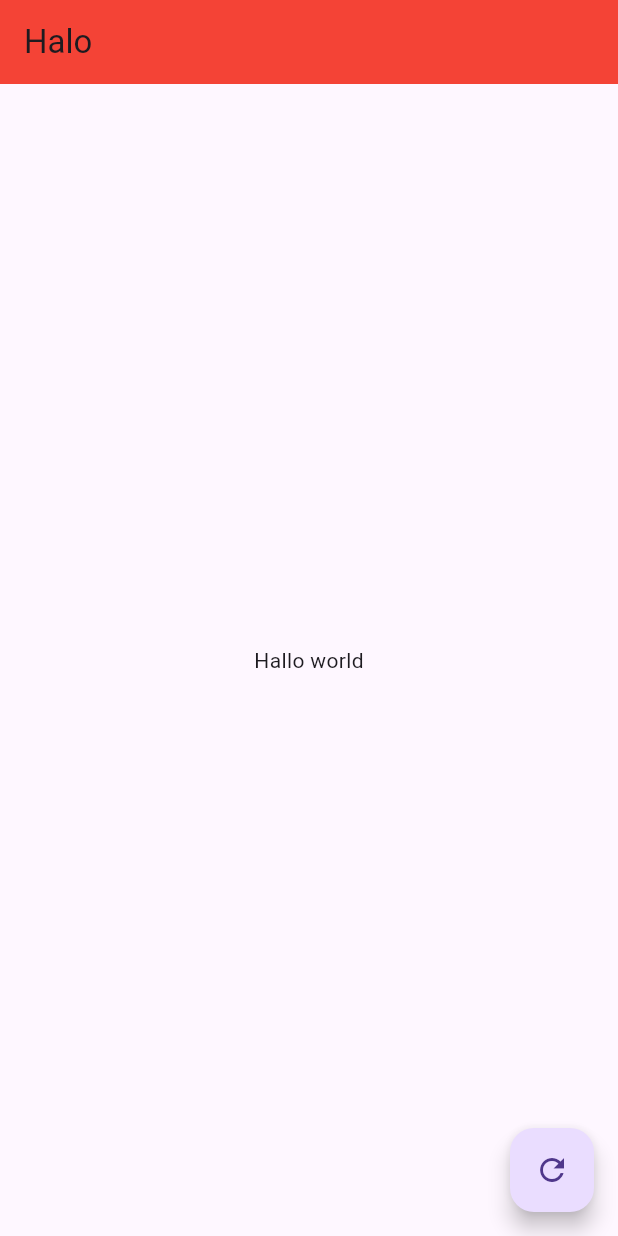
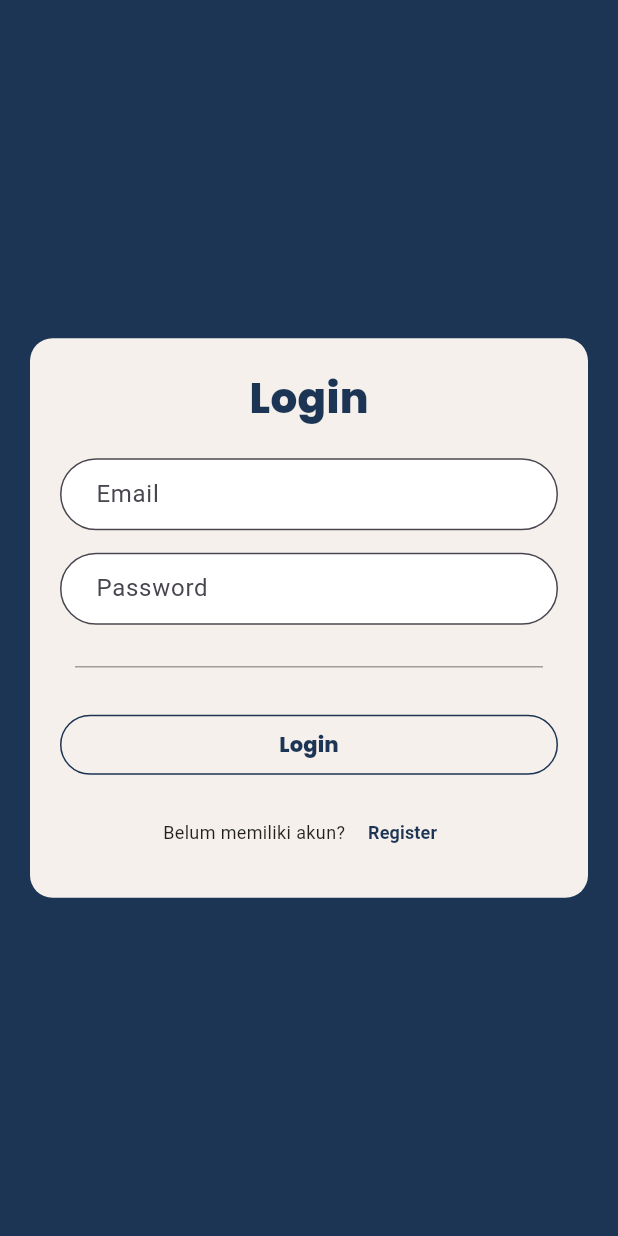
Before and after one commit to Rahdansuwa24/mobile-lulusin, a Flutter app: the screen it shows after launch, on a phone screen of 412 x 824 dp. Run offline on Flutter 3.47's test engine with Material 3 defaults, Android fonts, the light colour scheme and no system bars.

Commit message:
pembuatan desain

```diff
--- /dev/null
+++ b/lib/login_page.dart
@@ -0,0 +1,132 @@
+import 'package:flutter/material.dart';
+
+class LoginPage extends StatefulWidget {
+  const LoginPage({super.key});
+
+  @override
+  State<LoginPage> createState() => _MyLoginPage();
+}
+
+class _MyLoginPage extends State<LoginPage> {
+  TextEditingController nameController = TextEditingController();
+  TextEditingController passwordController = TextEditingController();
+
+  @override
+  Widget build(BuildContext context) {
+    return Scaffold(
+      backgroundColor: const Color(0xFF1C3554), // Warna biru gelap
+      body: Center(
+        child: Container(
+          padding: const EdgeInsets.all(20),
+          margin: const EdgeInsets.all(20),
+          decoration: BoxDecoration(
+            color: const Color(0xFFF5F0EB), // Warna krem
+            borderRadius: BorderRadius.circular(15),
+          ),
+          child: Column(
+            mainAxisSize: MainAxisSize.min,
+            children: [
+              const Text(
+                'Login',
+                style: TextStyle(
+                  color: Color(0xFF1C3554),
+                  fontFamily: 'Poppins',
+                  fontWeight: FontWeight.bold,
+                  fontSize: 28,
+                ),
+              ),
+              const SizedBox(height: 20),
+              TextField(
+                controller: nameController,
+                decoration: InputDecoration(
+                  hintText: 'Email',
+                  filled: true,
+                  fillColor: Colors.white,
+                  contentPadding:
+                      const EdgeInsets.symmetric(vertical: 10, horizontal: 20),
+                  border: OutlineInputBorder(
+                    borderRadius: BorderRadius.circular(30),
+                    borderSide: const BorderSide(color: Colors.grey),
+                  ),
+                ),
+              ),
+              const SizedBox(height: 15),
+              TextField(
+                obscureText: true,
+                controller: passwordController,
+                decoration: InputDecoration(
+                  hintText: 'Password',
+                  filled: true,
+                  fillColor: Colors.white,
+                  contentPadding:
+                      const EdgeInsets.symmetric(vertical: 10, horizontal: 20),
+                  border: OutlineInputBorder(
+                    borderRadius: BorderRadius.circular(30),
+                    borderSide: const BorderSide(color: Colors.grey),
+                  ),
+                ),
+              ),
+              const SizedBox(height: 20),
+              const Divider(
+                color: Colors.grey,
+                thickness: 1,
+                indent: 10,
+                endIndent: 10,
+              ),
+              const SizedBox(height: 20),
+              SizedBox(
+                width: double.infinity,
+                child: OutlinedButton(
+                  style: OutlinedButton.styleFrom(
+                    side: const BorderSide(color: Color(0xFF1C3554)),
+                    shape: RoundedRectangleBorder(
+                      borderRadius: BorderRadius.circular(30),
+                    ),
+                  ),
+                  child: const Text(
+                    'Login',
+                    style: TextStyle(
+                        color: Color(0xFF1C3554),
+                        fontWeight: FontWeight.bold,
+                        fontFamily: 'Poppins'),
+                  ),
+                  onPressed: () {
+                    print(nameController.text);
+                    print(passwordController.text);
+                  },
+                ),
+              ),
+              const SizedBox(height: 10),
+              Row(
+                mainAxisAlignment: MainAxisAlignment.center,
+                children: [
+                  const Text(
+                    'Belum memiliki akun? ',
+                    style: TextStyle(
+                      color: Colors.black87,
+                      fontSize: 12,
+                    ),
+                  ),
+                  TextButton(
+                    onPressed: () {
+                      Navigator.pushNamed(
+                          context, '/register'); // <-- Tambahan disini
+                    },
+                    child: const Text(
+                      'Register',
+                      style: TextStyle(
+                        color: Color(0xFF1C3554),
+                        fontWeight: FontWeight.bold,
+                        fontSize: 12,
+                      ),
+                    ),
+                  ),
+                ],
+              )
+            ],
+          ),
+        ),
+      ),
+    );
+  }
+}
--- a/lib/main.dart
+++ b/lib/main.dart
@@ -1,4 +1,8 @@
 import 'package:flutter/material.dart';
+import 'package:flutter_lulusin/login_page.dart';
+import 'package:flutter_lulusin/register_page.dart';
+import 'package:flutter_lulusin/Dashboard.dart';
+import 'package:flutter_lulusin/soal_page.dart';
 
 void main() {
   runApp(const MyApp());
@@ -9,20 +13,16 @@ class MyApp extends StatelessWidget {
   @override
   Widget build(BuildContext context) {
     return MaterialApp(
-      home: Scaffold(
-        appBar: AppBar(
-          title: Text("Halo"),
-          backgroundColor: Colors.red,
-        ),
-        body: Center(
-          child: Text("Hallo world"),
-        ),
-        floatingActionButton: FloatingActionButton(
-          tooltip: 'Random',
-          onPressed: null,
-          child: Icon(Icons.refresh),
-        ),
-      ),
+      debugShowCheckedModeBanner: false,
+      title: 'Lulusin',
+      theme: ThemeData(),
+      initialRoute: '/',
+      routes: {
+        '/': (context) => const LoginPage(),
+        '/register': (context) => const RegisterPage(),
+        '/siswa/dashboard': (context) => const Dashboard(),
+        '/siswa/pengerjaan': (context) => const SoalPage()
+      },
     );
   }
 }
```
Also changed, not shown: lib/dashboard.dart (added, +150 -0 lines), lib/register_page.dart (added, +187 -0 lines), lib/soal_page.dart (added, +193 -0 lines), pubspec.yaml (+4 -4 lines), fonts/Poppins-ExtraBold.ttf (added).
